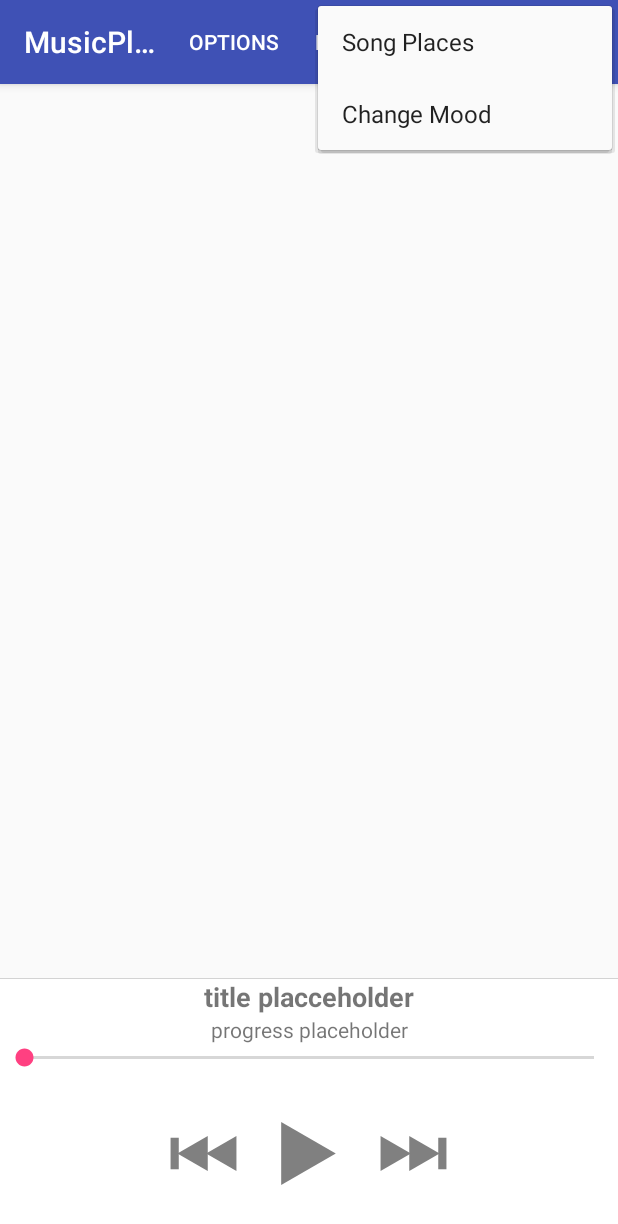
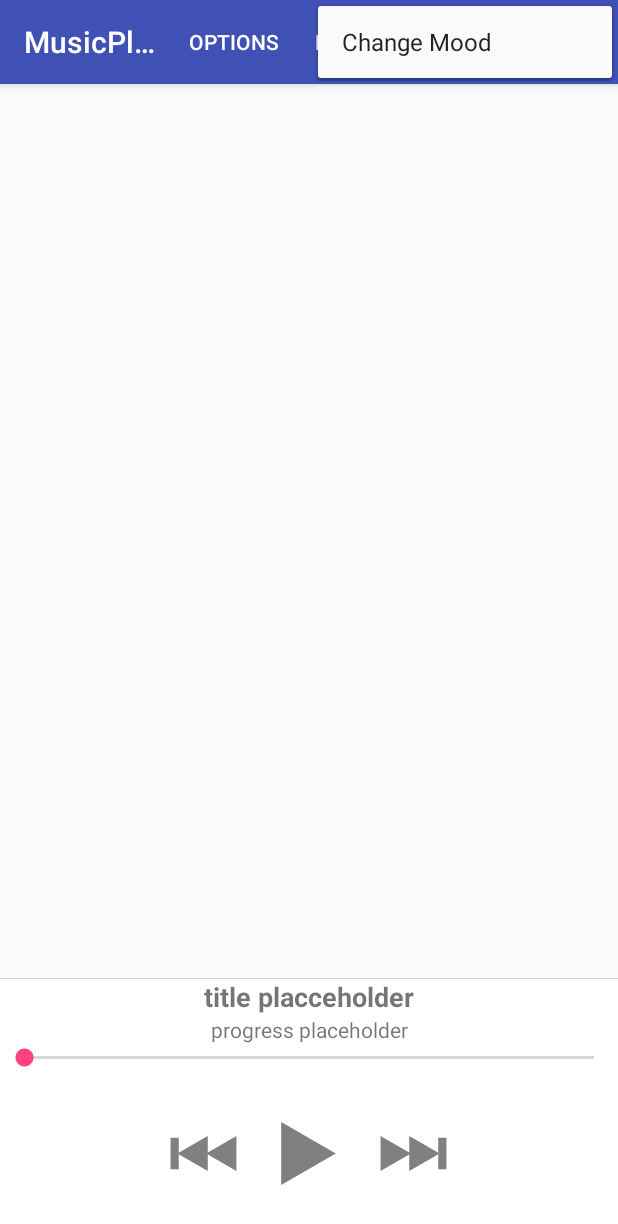
Before and after one commit to mamysa/LifeSoundtrack, an Android app: the MainActivity screen opened directly, with no data from a screen before it, with the options menu open, on a phone screen of 412 x 824 dp. Shown: the top 1224 px of the screen. Run offline under Robolectric (Android 15) with nearby library versions, the phone set to English and light mode, and no system bars.

Commit message:
remove old Song Place from menu and add total rank to windows info (maybe we should display it apart?)

```diff
--- a/app/src/main/java/ch/usi/inf/gabrialex/datastructures/RankingReason.java
+++ b/app/src/main/java/ch/usi/inf/gabrialex/datastructures/RankingReason.java
@@ -7,8 +7,6 @@ import org.joda.time.format.DateTimeFormatter;
 
 import java.text.DateFormat;
 import java.text.SimpleDateFormat;
-
-import static java.time.format.DateTimeFormatter.ISO_LOCAL_TIME;
 
 /**
  * Created by alex on 15.12.17.
@@ -54,7 +52,9 @@ public class RankingReason {
         this.playtimeRatio = a;
         this.totalRank = b;
     }
-
+    public void setTotalRank(double a) {
+        this.totalRank = a;
+    }
     public EnvironmentContext getContext() {
         return context;
     }
--- a/app/src/main/java/ch/usi/inf/gabrialex/musicplayer2/MapsActivity.java
+++ b/app/src/main/java/ch/usi/inf/gabrialex/musicplayer2/MapsActivity.java
@@ -38,12 +38,14 @@ public class MapsActivity extends FragmentActivity implements OnMapReadyCallback
 
     private GoogleMap mMap;
     private int songId;
+    private double totalRank;
 
     @Override
     protected void onCreate(Bundle savedInstanceState) {
         super.onCreate(savedInstanceState);
         setContentView(R.layout.activity_maps);
         this.songId = getIntent().getIntExtra("songId", -1);
+        this.totalRank = getIntent().getDoubleExtra("totalRank", 0.0);
         // Obtain the SupportMapFragment and get notified when the map is ready to be used.
         SupportMapFragment mapFragment = (SupportMapFragment) getSupportFragmentManager()
                 .findFragmentById(R.id.map);
@@ -79,6 +81,7 @@ public class MapsActivity extends FragmentActivity implements OnMapReadyCallback
         ArrayList<Marker> markers = new ArrayList<Marker>();
         for (RankingReason reason : song.getRankingReasons()) {
             if (reason.isSuperImportant()){
+                reason.setTotalRank(totalRank);
                 LatLng latLon = new LatLng(reason.getLocation().getLatitude(), reason.getLocation().getLongitude());
                 String info = reason.getInfo();
                 markers.add(mMap.addMarker(new MarkerOptions().position(latLon).title("Ranking Info").icon(BitmapDescriptorFactory
--- a/app/src/main/java/ch/usi/inf/gabrialex/musicplayer2/SongAdapter.java
+++ b/app/src/main/java/ch/usi/inf/gabrialex/musicplayer2/SongAdapter.java
@@ -74,8 +74,8 @@ public class SongAdapter extends ArrayAdapter<Audio> {
                 @Override
                 public void onClick(View view) {
                     Intent intent = new Intent(getContext(), MapsActivity.class);
-                    int songId = i.getId();
-                    intent.putExtra("songId", songId);
+                    intent.putExtra("songId", i.getId());
+                    intent.putExtra("totalRank", i.getRank());
                     getContext().startActivity(intent);
                 }
             });
--- a/app/src/main/res/menu/my_menu.xml
+++ b/app/src/main/res/menu/my_menu.xml
@@ -14,10 +14,6 @@
         android:id="@+id/trigger_playlist_generation"
         android:title="Generate"
         app:showAsAction="always" />
-    <item
-        android:id="@+id/trigger_song_position_activity"
-        android:title="Song Places"
-        app:showAsAction="never" />
 
     <item
         android:id="@+id/trigger_change_mood"
```
Also changed, not shown: app/src/main/java/ch/usi/inf/gabrialex/musicplayer2/MainActivity.java (+0 -7 lines).
